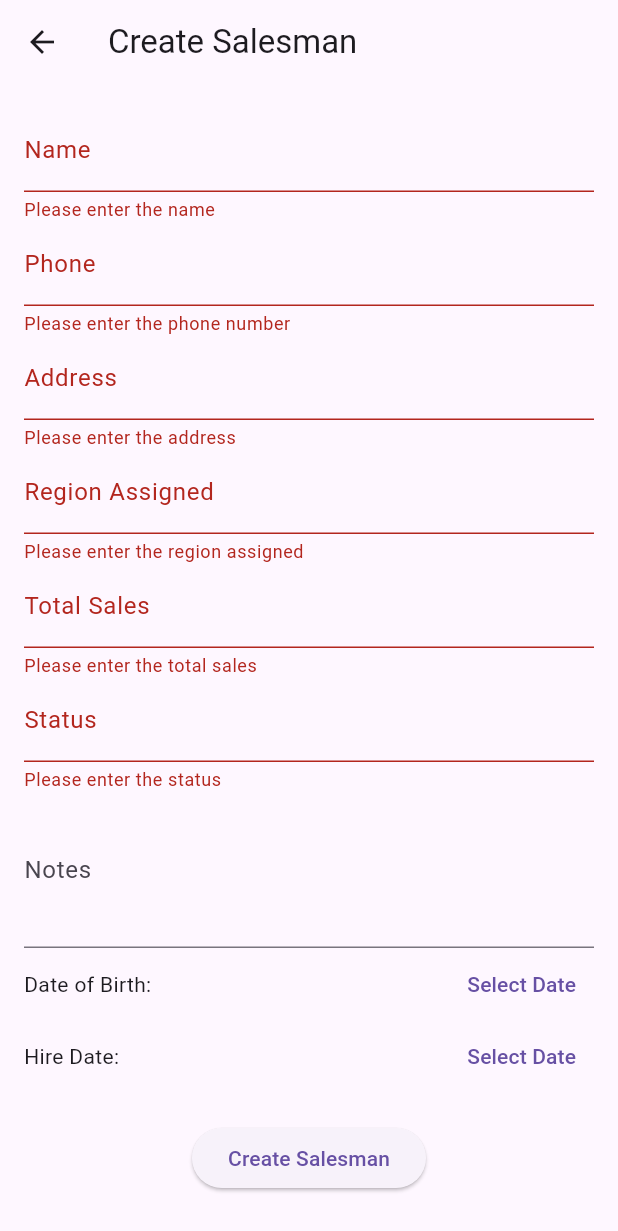
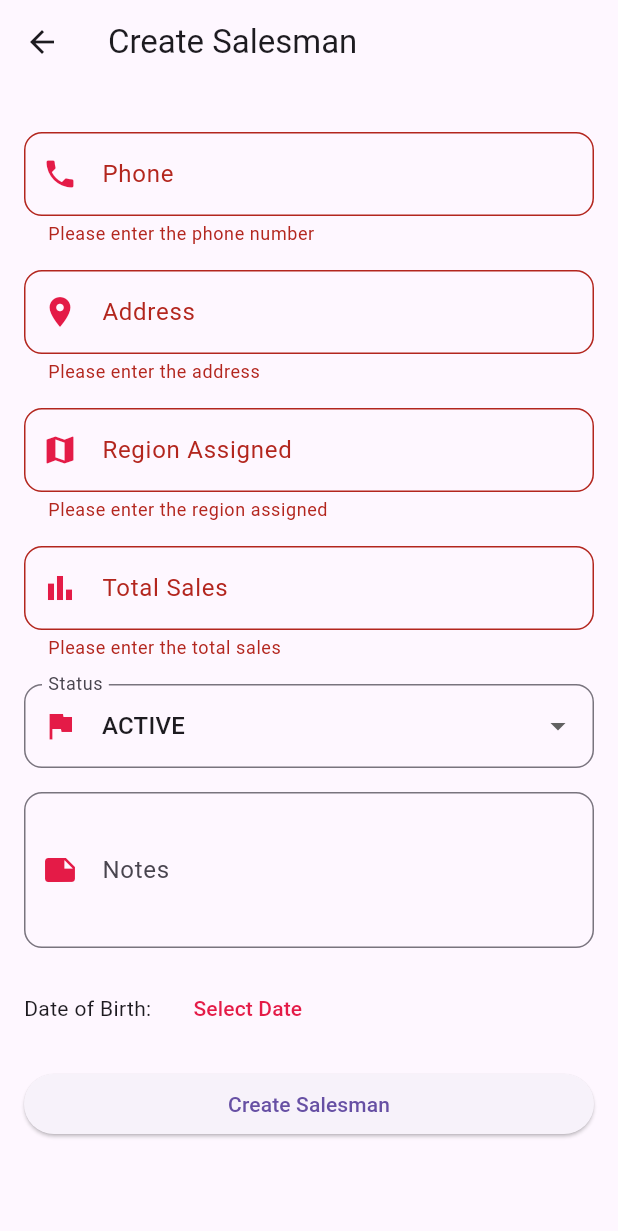
Before and after one commit to SaiSharan2005/Flutter_pura_CRM, a Flutter app: the SalesmanCreatePage screen opened by its route, after a tap on "Create Salesman", on a phone screen of 412 x 824 dp. Shown: the top 1231 px of the screen. Run offline on Flutter 3.47's test engine with Material 3 defaults, Android fonts, the light colour scheme and no system bars; our stand-ins replace flutter_bloc, flutter_secure_storage; accounts and stored records are empty.

Commit message:
added salesman detail forms

```diff
--- a/lib/features/auth/data/models/salesman_model.dart
+++ b/lib/features/auth/data/models/salesman_model.dart
@@ -1,50 +1,56 @@
-import 'package:pura_crm/features/auth/domain/entities/salesman.dart';
-
-
-class SalesmanModel extends Salesman {
-  SalesmanModel({
-    required String phoneNumber,
-    required String address,
-    required DateTime dateOfBirth,
-    required String regionAssigned,
-    required double totalSales,
-    required DateTime hireDate,
-    required String status,
-    String? notes,
-  }) : super(
-    phoneNumber: phoneNumber,
-    address: address,
-    dateOfBirth: dateOfBirth,
-    regionAssigned: regionAssigned,
-    totalSales: totalSales,
-    hireDate: hireDate,
-    status: status,
-    notes: notes,
-  );
-
-  factory SalesmanModel.fromJson(Map<String, dynamic> json) {
-    return SalesmanModel(
-      phoneNumber: json['phoneNumber'],
-      address: json['address'],
-      dateOfBirth: json['dateOfBirth'],
-      regionAssigned: json['regionAssigned'],
-      totalSales: json['totalSales'],
-      hireDate: json['hireDate'],
-      status: json['status'],
-      notes: json['notes'],
-    );
-  }
-
-  Map<String, dynamic> toJson() {
-    return {
-      'phoneNumber': phoneNumber,
-      'address': address,
-      'dateOfBirth': dateOfBirth,
-      'regionAssigned': regionAssigned,
-      'totalSales': totalSales,
-      'hireDate': hireDate,
-      'status': status,
-      'notes': notes,
-    };
-  }
-}
+// import 'package:pura_crm/features/auth/data/models/user_model.dart';
+// import 'package:pura_crm/features/auth/domain/entities/user.dart';
+//
+// class Salesman {
+//   final UserDTO? user; // Made nullable
+//   final String phoneNumber;
+//   final String address;
+//   final DateTime dateOfBirth;
+//   final String regionAssigned;
+//   final double totalSales;
+//   final DateTime hireDate;
+//   final String status;
+//   final String? notes;
+//
+//   Salesman({
+//     this.user, // Nullable, not required
+//     required this.phoneNumber,
+//     required this.address,
+//     required this.dateOfBirth,
+//     required this.regionAssigned,
+//     required this.totalSales,
+//     required this.hireDate,
+//     required this.status,
+//     this.notes,
+//   });
+//
+//   // Factory method to create a Salesman from JSON
+//   factory Salesman.fromJson(Map<String, dynamic> json) {
+//     return Salesman(
+//       user: json['user'] != null ? UserDTO.fromJson(json['user']) : null, // Check for null
+//       phoneNumber: json['phoneNumber'],
+//       address: json['address'],
+//       dateOfBirth: DateTime.parse(json['dateOfBirth']), // Parse DateTime
+//       regionAssigned: json['regionAssigned'],
+//       totalSales: json['totalSales'].toDouble(), // Ensure double type
+//       hireDate: DateTime.parse(json['hireDate']), // Parse DateTime
+//       status: json['status'],
+//       notes: json['notes'],
+//     );
+//   }
+//
+//   // Method to convert a Salesman instance to JSON
+//   Map<String, dynamic> toJson() {
+//     return {
+//       'user': user?.toJson(), // Use null-aware operator
+//       'phoneNumber': phoneNumber,
+//       'address': address,
+//       'dateOfBirth': dateOfBirth.toIso8601String(), // Convert DateTime to ISO string
+//       'regionAssigned': regionAssigned,
+//       'totalSales': totalSales,
+//       'hireDate': hireDate.toIso8601String(), // Convert DateTime to ISO string
+//       'status': status,
+//       'notes': notes,
+//     };
+//   }
+// }
--- a/lib/features/auth/data/models/user_model.dart
+++ b/lib/features/auth/data/models/user_model.dart
@@ -1,40 +1,40 @@
-import 'dart:convert';
-
-class UserDTO {
-  final int id;
-  final String username;
-  final String email;
-  final List<String> roles;
-
-  UserDTO({
-    required this.id,
-    required this.username,
-    required this.email,
-    required this.roles,
-  });
-
-  // Convert object to JSON
-  Map<String, dynamic> toJson() {
-    return {
-      'id': id,
-      'username': username,
-      'email': email,
-      'roles': roles,
-    };
-  }
-
-  // Create object from JSON
-  factory UserDTO.fromJson(Map<String, dynamic> json) {
-    return UserDTO(
-      id: json['id'],
-      username: json['username'],
-      email: json['email'],
-      roles: List<String>.from(json['roles']),
-    );
-  }
-
-  @override
-  String toString() {
-    return jsonEncode(toJson());
-  }
-}
+// import 'dart:convert';
+//
+// class UserDTO {
+//   final int id;
+//   final String username;
+//   final String email;
+//   final List<String> roles;
+//
+//   UserDTO({
+//     required this.id,
+//     required this.username,
+//     required this.email,
+//     required this.roles,
+//   });
+//
+//   // Convert object to JSON
+//   Map<String, dynamic> toJson() {
+//     return {
+//       'id': id,
+//       'username': username,
+//       'email': email,
+//       'roles': roles,
+//     };
+//   }
+//
+//   // Create object from JSON
+//   factory UserDTO.fromJson(Map<String, dynamic> json) {
+//     return UserDTO(
+//       id: json['id'],
+//       username: json['username'],
+//       email: json['email'],
+//       roles: List<String>.from(json['roles']),
+//     );
+//   }
+//
+//   @override
+//   String toString() {
+//     return jsonEncode(toJson());
+//   }
+// }
--- a/lib/features/auth/domain/repositories/salesman_repository.dart
+++ b/lib/features/auth/domain/repositories/salesman_repository.dart
@@ -8,4 +8,4 @@ abstract class SalesmanRepository {
   Future<void> updateSalesmanAboutSelf(Salesman salesman);
   Future<List<Salesman>> getAllSalesmanDetails();
   Future<Salesman> createSalesmanDetails(Salesman salesman);
-  }
+}
--- a/lib/features/auth/presentation/pages/login_page.dart
+++ b/lib/features/auth/presentation/pages/login_page.dart
@@ -3,6 +3,7 @@ import 'package:pura_crm/core/utils/secure_storage_helper.dart';
 import 'package:pura_crm/features/auth/data/datasources/remote_data_source.dart';
 import 'package:pura_crm/features/auth/data/models/error_response.dart';
 import 'package:pura_crm/features/auth/data/models/user_details.dart';
+import 'package:pura_crm/features/auth/data/models/user_model.dart';
 import 'package:pura_crm/features/auth/presentation/pages/register_page.dart';
 import 'package:pura_crm/utils/snack_bar_utils.dart';
 
--- a/lib/features/auth/presentation/pages/salesman_page.dart
+++ b/lib/features/auth/presentation/pages/salesman_page.dart
@@ -1,6 +1,6 @@
 import 'package:flutter/material.dart';
+import 'package:provider/provider.dart';
 import 'package:pura_crm/features/auth/domain/entities/salesman.dart';
-import 'package:provider/provider.dart';
 import 'package:pura_crm/features/auth/presentation/state/salesman_provider.dart';
 
 class SalesmanCreatePage extends StatefulWidget {
@@ -10,16 +10,17 @@ class SalesmanCreatePage extends StatefulWidget {
 
 class _SalesmanCreatePageState extends State<SalesmanCreatePage> {
   final _formKey = GlobalKey<FormState>();
-  final TextEditingController _nameController = TextEditingController();
+  // final TextEditingController _nameController = TextEditingController();
   final TextEditingController _phoneController = TextEditingController();
   final TextEditingController _addressController = TextEditingController();
   final TextEditingController _regionAssignedController = TextEditingController();
   final TextEditingController _totalSalesController = TextEditingController();
-  final TextEditingController _statusController = TextEditingController();
   final TextEditingController _notesController = TextEditingController();
 
   DateTime? _dateOfBirth;
-  DateTime? _hireDate;
+  DateTime _hireDate = DateTime.now();
+  String _status = 'ACTIVE';
+  final List<String> _statusOptions = ['ACTIVE', 'JOINING', 'DEACTIVATED'];
 
   Future<void> _selectDate(BuildContext context, bool isBirthDate) async {
     final DateTime initialDate = isBirthDate ? DateTime.now().subtract(Duration(days: 365 * 18)) : DateTime.now();
@@ -33,8 +34,6 @@ class _SalesmanCreatePageState extends State<SalesmanCreatePage> {
       setState(() {
         if (isBirthDate) {
           _dateOfBirth = picked;
-        } else {
-          _hireDate = picked;
         }
       });
     }
@@ -44,7 +43,7 @@ class _SalesmanCreatePageState extends State<SalesmanCreatePage> {
   Widget build(BuildContext context) {
     return Scaffold(
       appBar: AppBar(
-        title: Text('Create Salesman'),
+        title: const Text('Create Salesman'),
       ),
       body: Padding(
         padding: const EdgeInsets.all(16.0),
@@ -52,128 +51,163 @@ class _SalesmanCreatePageState extends State<SalesmanCreatePage> {
           key: _formKey,
           child: SingleChildScrollView(
             child: Column(
+              crossAxisAlignment: CrossAxisAlignment.stretch,
               children: [
-                TextFormField(
-                  controller: _nameController,
-                  decoration: InputDecoration(labelText: 'Name'),
-                  validator: (value) {
-                    if (value == null || value.isEmpty) {
-                      return 'Please enter the name';
-                    }
-                    return null;
-                  },
-                ),
+                const SizedBox(height: 16),
+                // TextFormField(
+                //   controller: _nameController,
+                //   decoration: InputDecoration(
+                //     prefixIcon: const Icon(Icons.person, color: Color(0xFFE41B47)),
+                //     labelText: 'Name',
+                //     border: OutlineInputBorder(borderRadius: BorderRadius.circular(12)),
+                //     focusedBorder: const OutlineInputBorder(
+                //       borderSide: BorderSide(color: Color(0xFFE41B47)),
+                //     ),
+                //   ),
+                //   validator: (value) => value == null || value.isEmpty ? 'Please enter the name' : null,
+                // ),
+                // const SizedBox(height: 16),
                 TextFormField(
                   controller: _phoneController,
-                  decoration: InputDecoration(labelText: 'Phone'),
-                  validator: (value) {
-                    if (value == null || value.isEmpty) {
-                      return 'Please enter the phone number';
-                    }
-                    return null;
-                  },
+                  decoration: InputDecoration(
+                    prefixIcon: const Icon(Icons.phone, color: Color(0xFFE41B47)),
+                    labelText: 'Phone',
+                    border: OutlineInputBorder(borderRadius: BorderRadius.circular(12)),
+                    focusedBorder: const OutlineInputBorder(
+                      borderSide: BorderSide(color: Color(0xFFE41B47)),
+                    ),
+                  ),
+                  validator: (value) => value == null || value.isEmpty ? 'Please enter the phone number' : null,
                 ),
+                const SizedBox(height: 16),
                 TextFormField(
                   controller: _addressController,
-                  decoration: InputDecoration(labelText: 'Address'),
-                  validator: (value) {
-                    if (value == null || value.isEmpty) {
-                      return 'Please enter the address';
-                    }
-                    return null;
-                  },
+                  decoration: InputDecoration(
+                    prefixIcon: const Icon(Icons.location_on, color: Color(0xFFE41B47)),
+                    labelText: 'Address',
+                    border: OutlineInputBorder(borderRadius: BorderRadius.circular(12)),
+                    focusedBorder: const OutlineInputBorder(
+                      borderSide: BorderSide(color: Color(0xFFE41B47)),
+                    ),
+                  ),
+                  validator: (value) => value == null || value.isEmpty ? 'Please enter the address' : null,
                 ),
+                const SizedBox(height: 16),
                 TextFormField(
                   controller: _regionAssignedController,
-                  decoration: InputDecoration(labelText: 'Region Assigned'),
-                  validator: (value) {
-                    if (value == null || value.isEmpty) {
-                      return 'Please enter the region assigned';
-                    }
-                    return null;
-                  },
+                  decoration: InputDecoration(
+                    prefixIcon: const Icon(Icons.map, color: Color(0xFFE41B47)),
+                    labelText: 'Region Assigned',
+                    border: OutlineInputBorder(borderRadius: BorderRadius.circular(12)),
+                    focusedBorder: const OutlineInputBorder(
+                      borderSide: BorderSide(color: Color(0xFFE41B47)),
+                    ),
+                  ),
+                  validator: (value) => value == null || value.isEmpty ? 'Please enter the region assigned' : null,
                 ),
+                const SizedBox(height: 16),
                 TextFormField(
                   controller: _totalSalesController,
-                  decoration: InputDecoration(labelText: 'Total Sales'),
                   keyboardType: TextInputType.number,
-                  validator: (value) {
-                    if (value == null || value.isEmpty) {
-                      return 'Please enter the total sales';
-                    }
-                    return null;
-                  },
+                  decoration: InputDecoration(
+                    prefixIcon: const Icon(Icons.bar_chart, color: Color(0xFFE41B47)),
+                    labelText: 'Total Sales',
+                    border: OutlineInputBorder(borderRadius: BorderRadius.circular(12)),
+                    focusedBorder: const OutlineInputBorder(
+                      borderSide: BorderSide(color: Color(0xFFE41B47)),
+                    ),
+                  ),
+                  validator: (value) => value == null || value.isEmpty ? 'Please enter the total sales' : null,
                 ),
-                TextFormField(
-                  controller: _statusController,
-                  decoration: InputDecoration(labelText: 'Status'),
-                  validator: (value) {
-                    if (value == null || value.isEmpty) {
-                      return 'Please enter the status';
-                    }
-                    return null;
-                  },
+                const SizedBox(height: 16),
+                DropdownButtonFormField<String>(
+                  value: _status,
+                  items: _statusOptions
+                      .map((status) => DropdownMenuItem<String>(
+                    value: status,
+                    child: Text(status),
+                  ))
+                      .toList(),
+                  onChanged: (value) => setState(() {
+                    _status = value!;
+                  }),
+                  decoration: InputDecoration(
+                    prefixIcon: const Icon(Icons.flag, color: Color(0xFFE41B47)),
+                    labelText: 'Status',
+                    border: OutlineInputBorder(borderRadius: BorderRadius.circular(12)),
+                    focusedBorder: const OutlineInputBorder(
+                      borderSide: BorderSide(color: Color(0xFFE41B47)),
+                    ),
+                  ),
+                  validator: (value) => value == null ? 'Please select a status' : null,
                 ),
+                const SizedBox(height: 16),
                 TextFormField(
                   controller: _notesController,
-                  decoration: InputDecoration(labelText: 'Notes'),
+                  decoration: InputDecoration(
+                    prefixIcon: const Icon(Icons.note, color: Color(0xFFE41B47)),
+                    labelText: 'Notes',
+                    border: OutlineInputBorder(borderRadius: BorderRadius.circular(12)),
+                    focusedBorder: const OutlineInputBorder(
+                      borderSide: BorderSide(color: Color(0xFFE41B47)),
+                    ),
+                  ),
                   maxLines: 3,
                 ),
+                const SizedBox(height: 16),
                 Row(
-                  mainAxisAlignment: MainAxisAlignment.spaceBetween,
                   children: [
-                    Text('Date of Birth:'),
+                    const Text('Date of Birth:'),
+                    const SizedBox(width: 16),
                     TextButton(
                       onPressed: () => _selectDate(context, true),
                       child: Text(
                         _dateOfBirth == null
                             ? 'Select Date'
                             : _dateOfBirth!.toLocal().toString().split(' ')[0],
+                        style: const TextStyle(color: Color(0xFFE41B47)),
                       ),
                     ),
                   ],
                 ),
-                Row(
-                  mainAxisAlignment: MainAxisAlignment.spaceBetween,
-                  children: [
-                    Text('Hire Date:'),
-                    TextButton(
-                      onPressed: () => _selectDate(context, false),
-                      child: Text(
-                        _hireDate == null
-                            ? 'Select Date'
-                            : _hireDate!.toLocal().toString().split(' ')[0],
-                      ),
-                    ),
-                  ],
-                ),
-                SizedBox(height: 20),
+                const SizedBox(height: 16),
                 ElevatedButton(
-                  onPressed: () {
+                  onPressed: () async {
                     if (_formKey.currentState!.validate()) {
                       final newSalesman = Salesman(
                         phoneNumber: _phoneController.text,
                         address: _addressController.text,
-                        dateOfBirth: _dateOfBirth!,
+                        dateOfBirth: _dateOfBirth ?? DateTime.now(),
                         regionAssigned: _regionAssignedController.text,
                         totalSales: double.tryParse(_totalSalesController.text) ?? 0.0,
-                        hireDate: _hireDate!,
-                        status: _statusController.text,
+                        hireDate: _hireDate,
+                        status: _status,
                         notes: _notesController.text.isNotEmpty ? _notesController.text : null,
                       );
 
-                      // Call the SalesmanProvider to create the salesman
-                      Provider.of<SalesmanProvider>(context, listen: false)
-                          .createSalesmanDetails(newSalesman);
+                      try {
+                        // Assuming createSalesmanDetails returns a Future<bool>
+                        final isSuccess = await Provider.of<SalesmanProvider>(context, listen: false)
+                            .createSalesmanDetails(newSalesman);
 
-                      // Optionally, show a success message and navigate back
-                      ScaffoldMessenger.of(context).showSnackBar(
-                        SnackBar(content: Text('Salesman created successfully')),
-                      );
-                      Navigator.pop(context); // Go back to previous page
+                        if (isSuccess) {
+                          ScaffoldMessenger.of(context).showSnackBar(
+                            const SnackBar(content: Text('Salesman created successfully')),
+                          );
+                          Navigator.pop(context); // Navigate back after success
+                        } else {
+                          ScaffoldMessenger.of(context).showSnackBar(
+                            const SnackBar(content: Text('Failed to create Salesman. Please try again.')),
+                          );
+                        }
+                      } catch (error) {
+                        ScaffoldMessenger.of(context).showSnackBar(
+                          SnackBar(content: Text('Error: ${error.toString()}')),
+                        );
+                      }
                     }
                   },
-                  child: Text('Create Salesman'),
+                  child: const Text('Create Salesman'),
                 ),
               ],
             ),
```
Also changed, not shown: lib/features/auth/data/repositories/salesman_repository_impl.dart (+14 -14 lines), lib/features/auth/domain/entities/salesman.dart (+12 -5 lines), lib/features/auth/domain/entities/user.dart (+18 -0 lines), lib/features/auth/presentation/state/salesman_provider.dart (+12 -3 lines), lib/main.dart (+27 -4 lines), 2 other files.
